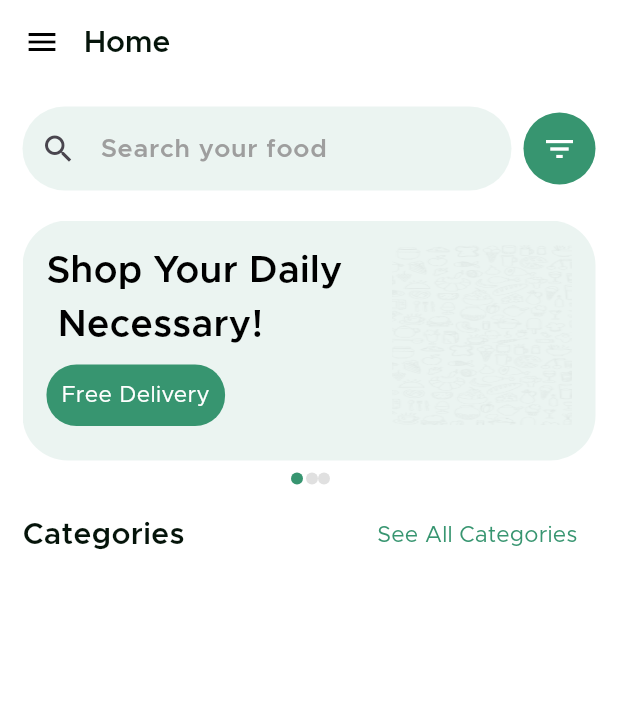
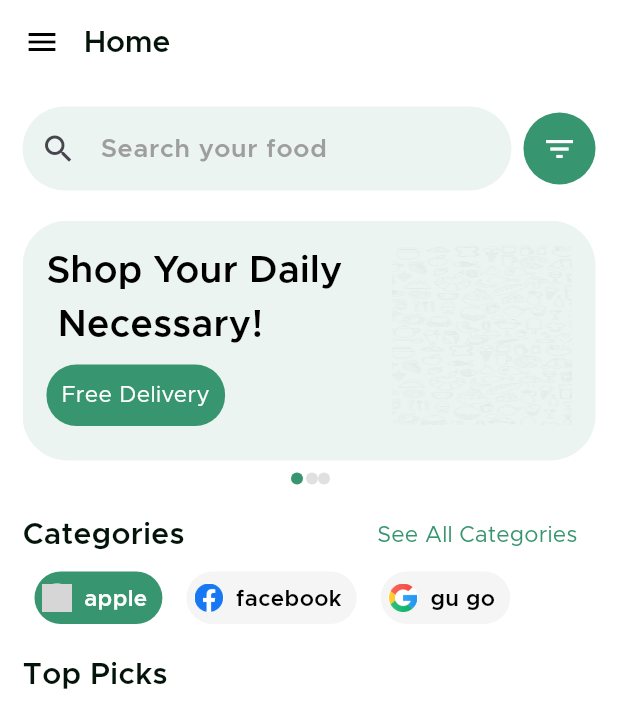
Before and after one commit to NguyenCongAn10/AppFoodDelivery, a Flutter app: the screen it shows after launch, on a phone screen of 412 x 824 dp. Shown: the top 728 px of the screen. Run offline on Flutter 3.47's test engine with Material 3 defaults, Android fonts, the phone set to English and light mode, and no system bars; our stand-ins replace cloud_firestore, curved_navigation_bar, firebase_auth, firebase_core, sqflite; accounts and stored records are empty; grey boxes are pictures that could not be loaded.

Commit message:
update login,signup,home

```diff
--- a/lib/view/home/categories_slider.dart
+++ b/lib/view/home/categories_slider.dart
@@ -1,7 +1,8 @@
-import 'package:delivery_apps/common_widget/normal_text.dart';
+import 'package:delivery_apps/common_widget/normal_text_bold.dart';
 import 'package:flutter/material.dart';
 
 import '../../common/color_extention.dart';
+
 
 class CategoriesSlider extends StatefulWidget {
   const CategoriesSlider({super.key});
@@ -11,42 +12,71 @@ class CategoriesSlider extends StatefulWidget {
 }
 
 class _CategoriesSliderState extends State<CategoriesSlider> {
-  int curentIndex = 0;
+  List<String> imageCategories = [
+    "assets/image/apple_icon.png",
+    "assets/image/logo_facebook.png",
+    "assets/image/logo_google.png"
+  ];
+
+  List<String> nameCategories = [
+    "apple",
+    "facebook",
+    "gu go"
+  ];
+
+  int currentIndex = 0;
 
   @override
   Widget build(BuildContext context) {
-    return Container(
-      child: Row(
-        children: [
-          ListView.builder(itemBuilder: (context,index){
-            return Container(
-              width: 100,
-              height: 30,
-              decoration: BoxDecoration(
-                borderRadius: BorderRadius.circular(20),
-                color: Colors.grey[200],
-              ),
-              child: Padding(
-                padding: const EdgeInsets.all(3.0),
+    return SizedBox(
+      height: 35,
+      child: ListView.builder(
+        scrollDirection: Axis.horizontal, // Cuộn ngang
+        itemCount: imageCategories.length, // Số lượng danh mục
+        itemBuilder: (context, index) {
+          return Padding(
+            padding: const EdgeInsets.symmetric(horizontal: 8.0),
+            child: GestureDetector(
+              onTap: () {
+                setState(() {
+                  currentIndex = index;
+                });
+              },
+              child: Container(
+                padding: const EdgeInsets.fromLTRB( 5, 8, 10, 8),
+                decoration: BoxDecoration(
+                  borderRadius: BorderRadius.circular(20),
+                  color: currentIndex == index
+                      ? TColor.main
+                      : Colors.grey[100],
+                ),
                 child: Row(
+                  mainAxisSize: MainAxisSize.min,
                   children: [
                     Container(
-                      width:25,
-                      height: 25,
-                      decoration:BoxDecoration(
-                        borderRadius: BorderRadius.circular(13),
+                      width: 20,
+                      height: 20,
+                      decoration: BoxDecoration(
+                        borderRadius: BorderRadius.circular(12),
                         color: Colors.white,
-
                       ),
-                      child: Image.network(""),
+                      child: Image.asset(
+                        imageCategories[index],
+                        fit: BoxFit.contain,
+                      ),
                     ),
-                    NormalText(color: TColor.primary, txt: "")
+                    const SizedBox(width: 8),
+                    NormalTextBold(
+                      color: currentIndex == index ? Colors.white : Colors.black,
+                      txt: nameCategories[index],
+                      size:15 ,
+                    ),
                   ],
                 ),
               ),
-            );
-          })
-        ],
+            ),
+          );
+        },
       ),
     );
   }
--- a/lib/view/main_tabview/home_screen.dart
+++ b/lib/view/main_tabview/home_screen.dart
@@ -1,9 +1,12 @@
 import 'package:delivery_apps/common/color_extention.dart';
+import 'package:delivery_apps/common_widget/big_text.dart';
 import 'package:delivery_apps/common_widget/normal_text.dart';
 import 'package:delivery_apps/common_widget/normal_text_bold.dart';
 import 'package:delivery_apps/common_widget/round_textfield.dart';
 import 'package:delivery_apps/view/home/banner_slider.dart';
+import 'package:delivery_apps/view/home/categories_slider.dart';
 import 'package:flutter/material.dart';
+import 'package:sqflite/utils/utils.dart';
 
 class HomeScreen extends StatefulWidget {
   const HomeScreen({super.key});
@@ -33,6 +36,8 @@ class _HomeScreenState extends State<HomeScreen> {
         child: Padding(
           padding: const EdgeInsets.all(15),
           child: Column(
+            mainAxisAlignment: MainAxisAlignment.start,
+            crossAxisAlignment: CrossAxisAlignment.start,
             children: [
               Row(
                 children: [
@@ -62,7 +67,7 @@ class _HomeScreenState extends State<HomeScreen> {
                 height: 20,
               ),
               BannerSlider(),
-              SizedBox(
+              const SizedBox(
                 height: 10,
               ),
               Row(
@@ -81,7 +86,10 @@ class _HomeScreenState extends State<HomeScreen> {
                       ))
                 ],
               ),
+              CategoriesSlider(),
+              SizedBox(height: 20,),
 
+              NormalTextBold(color: TColor.primary, txt: "Top Picks",)
             ],
           ),
         ),
```
Also changed, not shown: lib/common_widget/food_card.dart (added, +16 -0 lines).
